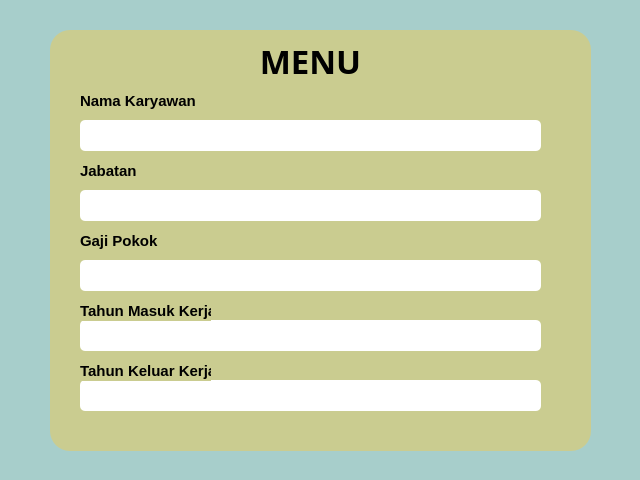
Above: home.ui from iqbalmusyaffa/Aplikasi-Pendataan-Gaji-Karyawan before the change. Below: the same form after it.
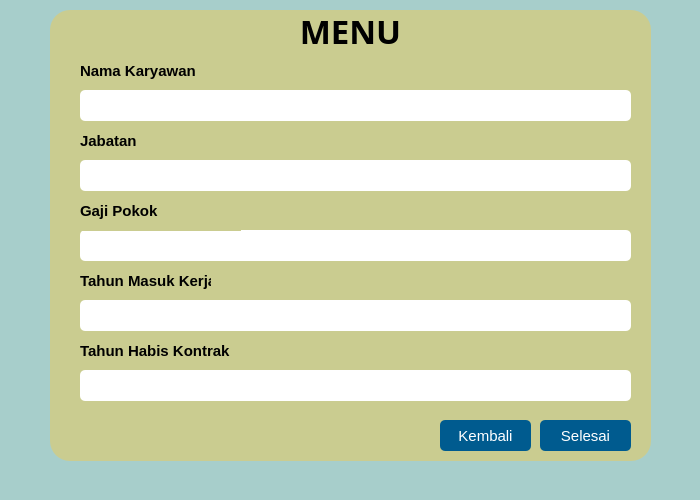
That is the form after the change.

Patch:
```diff
--- a/home.ui
+++ b/home.ui
@@ -6,20 +6,20 @@
    <rect>
     <x>0</x>
     <y>0</y>
-    <width>640</width>
-    <height>480</height>
+    <width>700</width>
+    <height>500</height>
    </rect>
   </property>
   <property name="minimumSize">
    <size>
-    <width>640</width>
-    <height>480</height>
+    <width>700</width>
+    <height>500</height>
    </size>
   </property>
   <property name="maximumSize">
    <size>
-    <width>640</width>
-    <height>480</height>
+    <width>700</width>
+    <height>500</height>
    </size>
   </property>
   <property name="windowTitle">
@@ -40,15 +40,28 @@
 font-size: 20px;
 font-weight:bold;
 padding-left:10px;
+}
+QPushButton{
+font-size:15px;
+color:#fff;
+border:none;
+border-radius:5px;
+background:#005b8f;
+}
+QPushButton:hover{
+background:#B8B8B8;
+}
+QPushButton:pressed{
+background:#585858;
 }</string>
   </property>
   <widget class="QFrame" name="frame">
    <property name="geometry">
     <rect>
      <x>50</x>
-     <y>30</y>
-     <width>541</width>
-     <height>421</height>
+     <y>10</y>
+     <width>601</width>
+     <height>451</height>
     </rect>
    </property>
    <property name="frameShape">
@@ -60,8 +73,8 @@
    <widget class="QLabel" name="label_7">
     <property name="geometry">
      <rect>
-      <x>180</x>
-      <y>10</y>
+      <x>220</x>
+      <y>0</y>
       <width>161</width>
       <height>41</height>
      </rect>
@@ -85,7 +98,7 @@
     <property name="geometry">
      <rect>
       <x>30</x>
-      <y>60</y>
+      <y>50</y>
       <width>121</width>
       <height>21</height>
      </rect>
@@ -109,8 +122,8 @@
     <property name="geometry">
      <rect>
       <x>30</x>
-      <y>90</y>
-      <width>461</width>
+      <y>80</y>
+      <width>551</width>
       <height>31</height>
      </rect>
     </property>
@@ -119,8 +132,8 @@
     <property name="geometry">
      <rect>
       <x>30</x>
-      <y>160</y>
-      <width>461</width>
+      <y>150</y>
+      <width>551</width>
       <height>31</height>
      </rect>
     </property>
@@ -129,7 +142,7 @@
     <property name="geometry">
      <rect>
       <x>30</x>
-      <y>130</y>
+      <y>120</y>
       <width>101</width>
       <height>21</height>
      </rect>
@@ -153,8 +166,8 @@
     <property name="geometry">
      <rect>
       <x>30</x>
-      <y>230</y>
-      <width>461</width>
+      <y>220</y>
+      <width>551</width>
       <height>31</height>
      </rect>
     </property>
@@ -164,7 +177,7 @@
      <rect>
       <x>30</x>
       <y>290</y>
-      <width>461</width>
+      <width>551</width>
       <height>31</height>
      </rect>
     </property>
@@ -197,7 +210,7 @@
     <property name="geometry">
      <rect>
       <x>30</x>
-      <y>200</y>
+      <y>190</y>
       <width>101</width>
       <height>21</height>
      </rect>
@@ -221,7 +234,7 @@
     <property name="geometry">
      <rect>
       <x>30</x>
-      <y>270</y>
+      <y>260</y>
       <width>131</width>
       <height>21</height>
      </rect>
@@ -245,8 +258,8 @@
     <property name="geometry">
      <rect>
       <x>30</x>
-      <y>350</y>
-      <width>461</width>
+      <y>360</y>
+      <width>551</width>
       <height>31</height>
      </rect>
     </property>
@@ -256,7 +269,7 @@
      <rect>
       <x>30</x>
       <y>330</y>
-      <width>131</width>
+      <width>151</width>
       <height>21</height>
      </rect>
     </property>
@@ -269,12 +282,38 @@
      </font>
     </property>
     <property name="text">
-     <string>Tahun Keluar Kerja</string>
+     <string>Tahun Habis Kontrak</string>
     </property>
     <property name="alignment">
      <set>Qt::AlignJustify|Qt::AlignVCenter</set>
     </property>
    </widget>
+   <widget class="QPushButton" name="pushButton_2">
+    <property name="geometry">
+     <rect>
+      <x>390</x>
+      <y>410</y>
+      <width>91</width>
+      <height>31</height>
+     </rect>
+    </property>
+    <property name="text">
+     <string>Kembali</string>
+    </property>
+   </widget>
+   <widget class="QPushButton" name="pushButton_3">
+    <property name="geometry">
+     <rect>
+      <x>490</x>
+      <y>410</y>
+      <width>91</width>
+      <height>31</height>
+     </rect>
+    </property>
+    <property name="text">
+     <string>Selesai</string>
+    </property>
+   </widget>
   </widget>
  </widget>
  <resources/>
```
